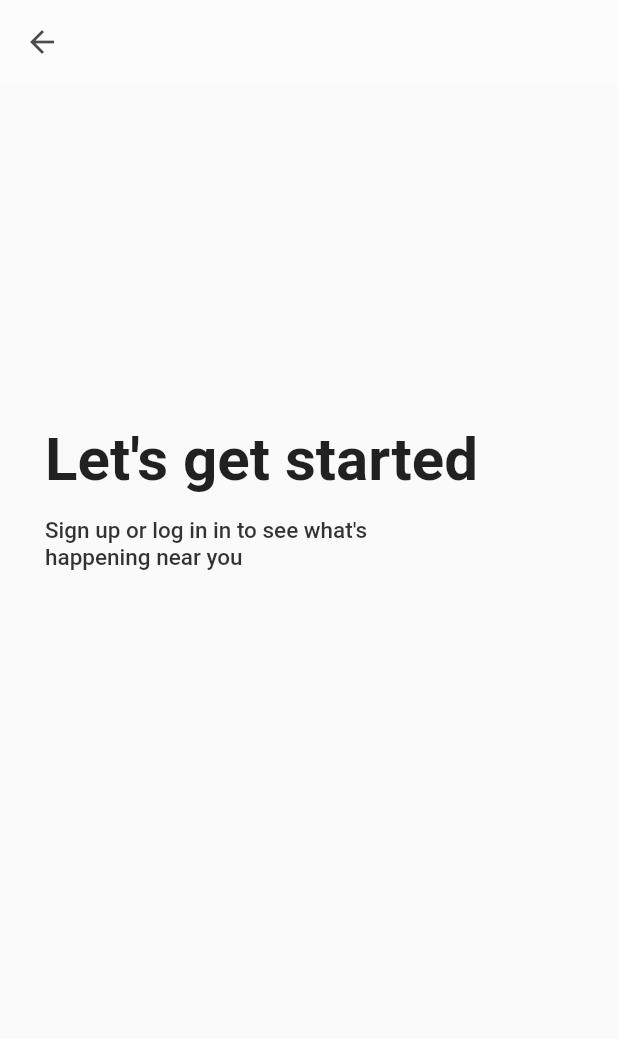
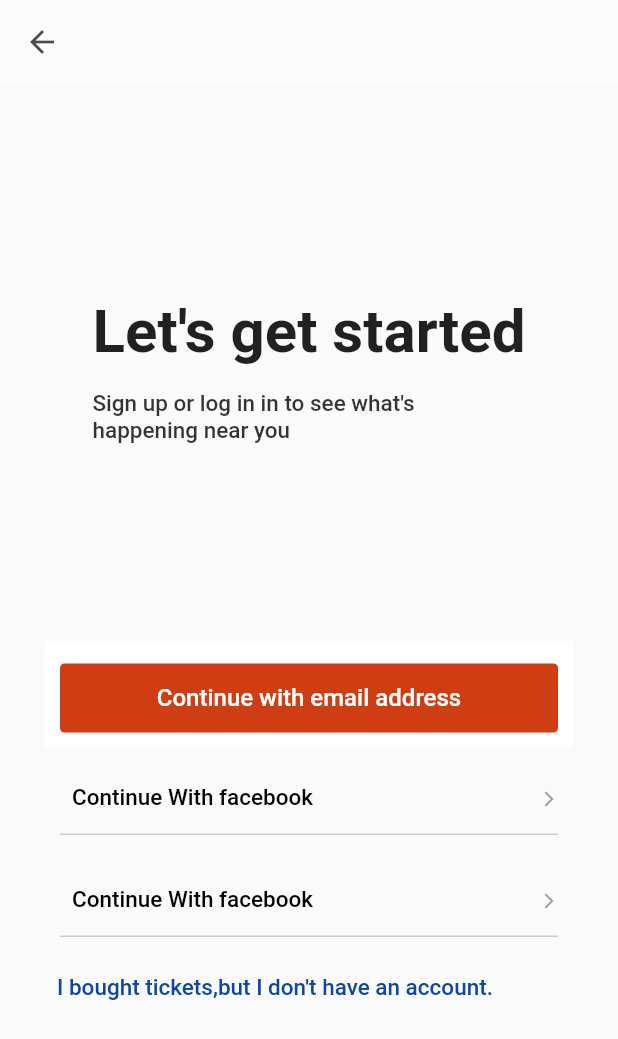
Before and after one commit to AliKhalaf1/SoftwareProjectCross, a Flutter app: the screen it shows after launch, item 5 of the bottom bar chosen, after a tap on "Log In", on a phone screen of 412 x 824 dp. Shown: the top 1039 px of the screen. Run offline on Flutter 3.47's test engine with Material 2 defaults, Android fonts, the phone set to English and light mode, and no system bars.

Commit message:
add content to signup add email_checker/findTickets screens

```diff
--- a/lib/main.dart
+++ b/lib/main.dart
@@ -1,6 +1,8 @@
 import 'package:flutter/material.dart';
 import './screens/signup.dart';
 import './screens/tabBarScreen.dart';
+import './screens/email_check.dart';
+import './screens/findTickets.dart';
 
 void main() {
   runApp(const MainApp());
@@ -29,6 +31,8 @@
         TabBarScreen.TabBarScreenRoute: (ctx) =>
             const TabBarScreen(title: 'Eventbrite'),
         Signup.signUpRoute: (ctx) => const Signup(),
+        EmailCheck.emailCheckRoute: (ctx) => const EmailCheck(),
+        FindTickets.findTicketsRoute: (ctx) => const FindTickets(),
       },
     );
   }
--- a/lib/screens/signup.dart
+++ b/lib/screens/signup.dart
@@ -1,11 +1,29 @@
 import 'package:flutter/cupertino.dart';
 import 'package:flutter/material.dart';
+import '../widgets/log_in_btn.dart';
+import './email_check.dart';
+import './findTickets.dart';
+import '../widgets/button_links.dart';
 
 class Signup extends StatelessWidget {
   const Signup({super.key});
 
   //Routing value
   static const signUpRoute = '/SignUp';
+
+  //Log in with mail function
+  void emailLogIn(BuildContext ctx) {
+    Navigator.of(ctx).push(MaterialPageRoute(builder: (_) {
+      return const EmailCheck();
+    }));
+  }
+
+  //Find Ticket with mail function
+  void findTicket(BuildContext ctx) {
+    Navigator.of(ctx).push(MaterialPageRoute(builder: (_) {
+      return const FindTickets();
+    }));
+  }
 
   @override
   Widget build(BuildContext context) {
@@ -28,7 +46,9 @@
                 Text('Let\'s get started',
                     style:
                         TextStyle(fontWeight: FontWeight.bold, fontSize: 40)),
-                SizedBox(height: 15,),
+                SizedBox(
+                  height: 15,
+                ),
                 // child two
                 SizedBox(
                   width: 250,
@@ -47,10 +67,28 @@
             Column(
               crossAxisAlignment: CrossAxisAlignment.start,
               mainAxisAlignment: MainAxisAlignment.spaceBetween,
-              children: const <Widget>[
+              children: <Widget>[
+                //First child
+                LogInBtn('Continue with email address', emailLogIn),
 
+                //Second child
+                const SignUpButtonLink('Continue With facebook'),
+
+                //Third child
+                const SignUpButtonLink('Continue With facebook'),
+
+                //Fourth child
+                TextButton(
+                  onPressed: () => findTicket(context),
+                  child: Text(
+                    'I bought tickets,but I don\'t have an account.',
+                    style: TextStyle(
+                        color: Colors.blue[900],
+                        fontSize: 15,
+                        fontWeight: FontWeight.w500),
+                  ),
+                )
               ],
-
             )
           ],
         ),
--- a/lib/widgets/log_in_btn.dart
+++ b/lib/widgets/log_in_btn.dart
@@ -28,8 +28,8 @@
               ),
             ),
             onPressed: () => onPressed(context),
-            child: const Text(
-              'Log In',
+            child: Text(
+              text,
               style: TextStyle(fontSize: 16),
             ),
           ),
```
Also changed, not shown: lib/screens/email_check.dart (added, +14 -0 lines), lib/screens/findTickets.dart (added, +16 -0 lines).
